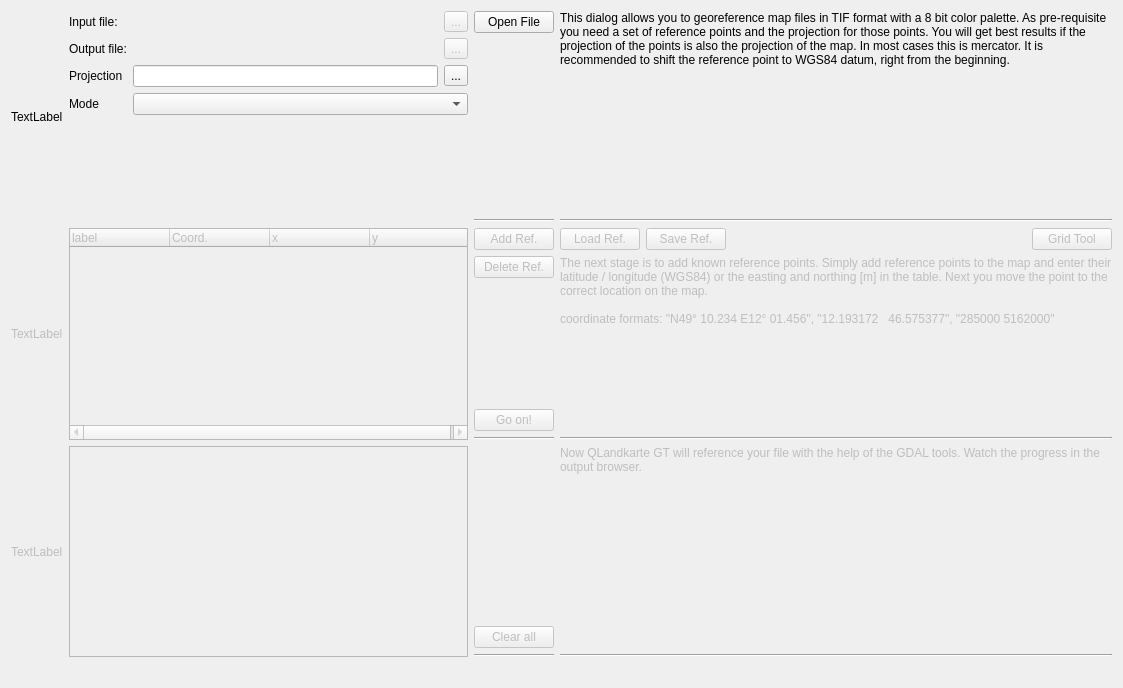
Above: src/ICreateMapGeoTiff.ui from ntruchsess/QLandkarteGT before the change. Below: the same form after it.
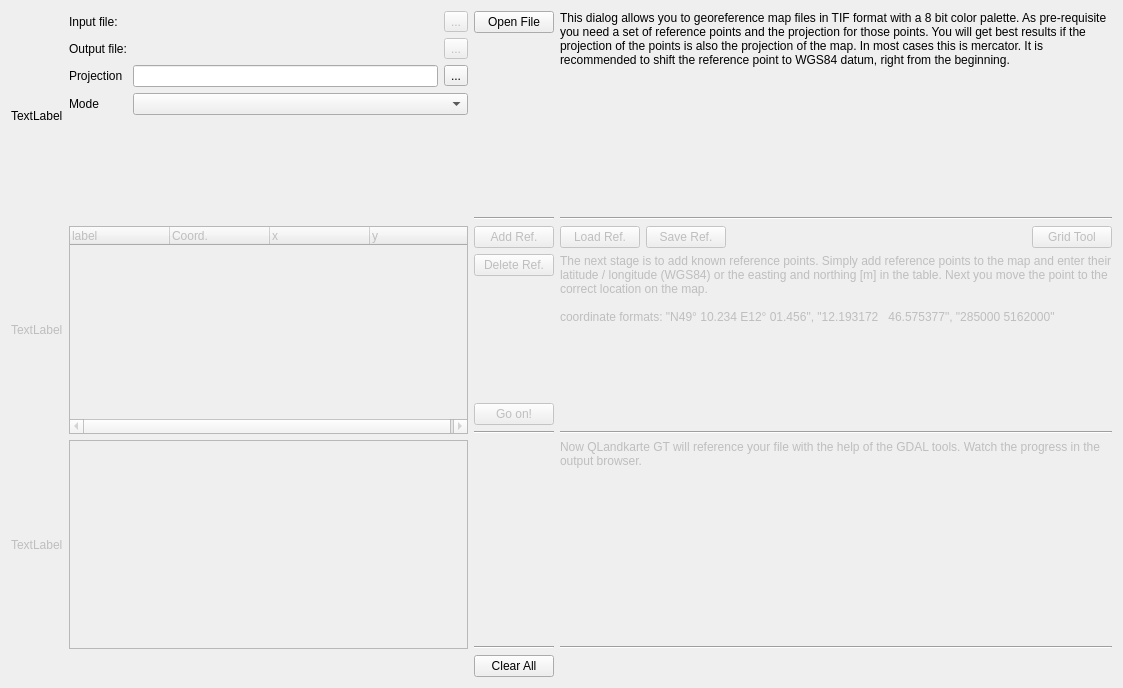
That is the form after the change.

What changed in the file:
```diff
--- a/src/ICreateMapGeoTiff.ui
+++ b/src/ICreateMapGeoTiff.ui
@@ -435,16 +435,6 @@
        </property>
       </spacer>
      </item>
-     <item>
-      <widget class="QPushButton" name="pushClearAll" >
-       <property name="enabled" >
-        <bool>false</bool>
-       </property>
-       <property name="text" >
-        <string>Clear all</string>
-       </property>
-      </widget>
-     </item>
      <item>
       <widget class="Line" name="line_4" >
        <property name="orientation" >
@@ -503,6 +493,13 @@
      </property>
     </spacer>
    </item>
+   <item row="3" column="2" >
+    <widget class="QPushButton" name="pushClearAll" >
+     <property name="text" >
+      <string>Clear All</string>
+     </property>
+    </widget>
+   </item>
   </layout>
  </widget>
  <resources/>
```
